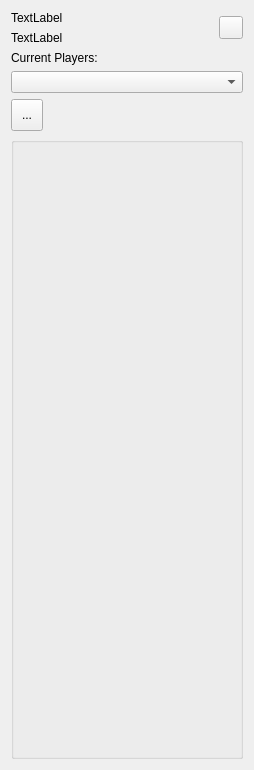
First picture: the form in client/editor/map_editor.ui, repository longturn/freeciv21, before the edit.
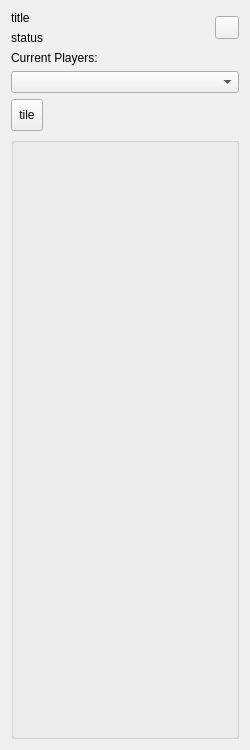
Second picture: the form after the edit.

Commit message: clang fix plus some more ui fixes

```diff
--- a/client/editor/map_editor.ui
+++ b/client/editor/map_editor.ui
@@ -6,8 +6,8 @@
    <rect>
     <x>0</x>
     <y>0</y>
-    <width>254</width>
-    <height>770</height>
+    <width>250</width>
+    <height>750</height>
    </rect>
   </property>
   <property name="sizePolicy">
@@ -25,14 +25,14 @@
      <item>
       <widget class="QLabel" name="label_title">
        <property name="text">
-        <string>TextLabel</string>
+        <string>title</string>
        </property>
       </widget>
      </item>
      <item>
       <widget class="QLabel" name="label_status">
        <property name="text">
-        <string>TextLabel</string>
+        <string>status</string>
        </property>
       </widget>
      </item>
@@ -79,7 +79,7 @@
         </size>
        </property>
        <property name="text">
-        <string>...</string>
+        <string>tile</string>
        </property>
       </widget>
      </item>
```
Left out of the diff: 2 changed lines with no effect on the pictures. The commit also changes 2 other files.
